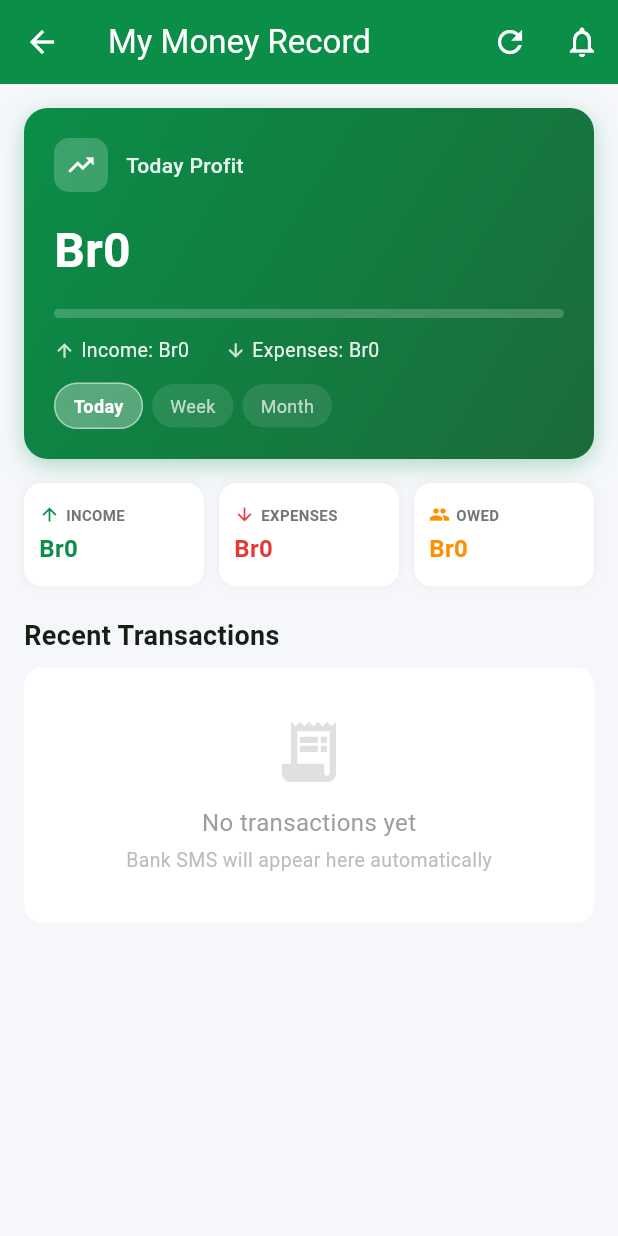
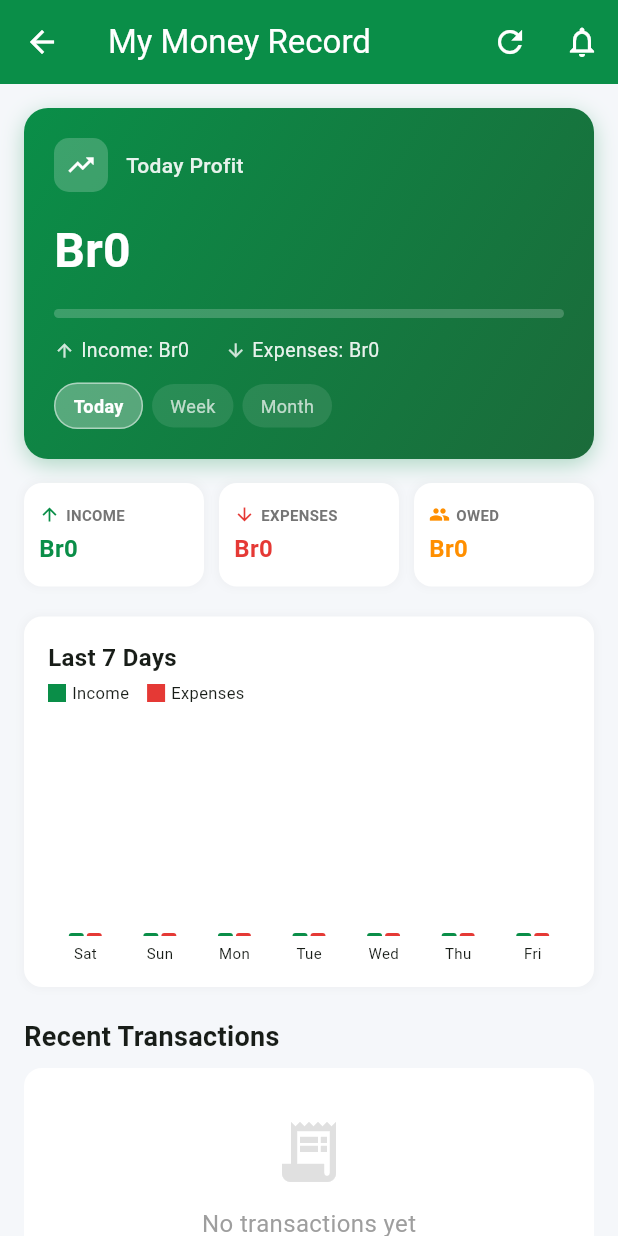
Before and after one commit to LuccianCross/MEKENET, a Flutter app: the HomeScreen screen opened directly, after a tap on the "refresh" icon, on a phone screen of 412 x 824 dp. Run offline on Flutter 3.47's test engine with Material 3 defaults, Android fonts, the phone set to English and light mode, and no system bars; our stand-ins replace flutter_secure_storage, logger, permission_handler, share_plus, shared_preferences, sqflite_sqlcipher; missing offline and left inert: another_telephony; accounts and stored records are empty.

Commit message:
feat(ui): add 7-day income vs expense bar chart to home screen
- Pure Flutter implementation (no external chart library needed)
- Shows paired green/red bars for each day of the last week
- Loads daily totals via getByDateRange query
- Placed between summary cards and recent transactions list

```diff
--- a/mekenet_mobile/lib/screens/home_screen.dart
+++ b/mekenet_mobile/lib/screens/home_screen.dart
@@ -22,6 +22,8 @@ class _HomeScreenState extends State<HomeScreen> {
   double _monthExpenses = 0;
   double _totalOwed = 0;
   List<Transaction> _recentTransactions = [];
+  List<MapEntry<DateTime, double>> _dailyIncome = [];
+  List<MapEntry<DateTime, double>> _dailyExpenses = [];
   bool _isLoading = true;
   String? _error;
   StreamSubscription<void>? _smsSub;
@@ -70,6 +72,32 @@ class _HomeScreenState extends State<HomeScreen> {
       final debts = results[6] as List;
       final owed = debts.fold<double>(0, (sum, d) => sum + (d as dynamic).amount);
 
+      // Load last 7 days for chart
+      final now7 = DateTime.now();
+      final sevenDaysAgo = DateTime(now7.year, now7.month, now7.day - 6);
+      final weekTx = await RepositoryProvider.transaction.getByDateRange(
+        sevenDaysAgo,
+        now7.add(const Duration(hours: 23, minutes: 59)),
+      );
+
+      final dailyIncome = <DateTime, double>{};
+      final dailyExpenses = <DateTime, double>{};
+      for (int i = 0; i < 7; i++) {
+        final day = DateTime(sevenDaysAgo.year, sevenDaysAgo.month, sevenDaysAgo.day + i);
+        dailyIncome[day] = 0;
+        dailyExpenses[day] = 0;
+      }
+      for (final tx in weekTx) {
+        final day = DateTime(tx.timestamp.year, tx.timestamp.month, tx.timestamp.day);
+        if (dailyIncome.containsKey(day)) {
+          if (tx.direction == 'income') {
+            dailyIncome[day] = dailyIncome[day]! + tx.amount;
+          } else {
+            dailyExpenses[day] = dailyExpenses[day]! + tx.amount;
+          }
+        }
+      }
+
       if (mounted) {
         setState(() {
           _todayIncome = results[0] as double;
@@ -80,6 +108,8 @@ class _HomeScreenState extends State<HomeScreen> {
           _monthExpenses = results[5] as double;
           _totalOwed = owed;
           _recentTransactions = results[7] as List<Transaction>;
+          _dailyIncome = dailyIncome.entries.toList();
+          _dailyExpenses = dailyExpenses.entries.toList();
           _isLoading = false;
         });
       }
@@ -177,6 +207,8 @@ class _HomeScreenState extends State<HomeScreen> {
                         ),
                       ],
                     ),
+                    const SizedBox(height: 20),
+                    _buildChart(),
                     const SizedBox(height: 20),
                     Row(
                       mainAxisAlignment: MainAxisAlignment.spaceBetween,
@@ -407,6 +439,118 @@ class _HomeScreenState extends State<HomeScreen> {
     );
   }
 
+  Widget _buildChart() {
+    if (_dailyIncome.isEmpty) return const SizedBox.shrink();
+
+    final maxY = [
+      ..._dailyIncome.map((e) => e.value),
+      ..._dailyExpenses.map((e) => e.value),
+    ].fold<double>(0, (a, b) => a > b ? a : b);
+
+    final chartMaxY = maxY > 0 ? maxY * 1.2 : 1000.0;
+
+    return Container(
+      padding: const EdgeInsets.all(16),
+      decoration: BoxDecoration(
+        color: Colors.white,
+        borderRadius: BorderRadius.circular(12),
+        boxShadow: [
+          BoxShadow(
+            color: Colors.grey.withValues(alpha: 0.08),
+            spreadRadius: 1,
+            blurRadius: 4,
+          ),
+        ],
+      ),
+      child: Column(
+        crossAxisAlignment: CrossAxisAlignment.start,
+        children: [
+          const Text(
+            'Last 7 Days',
+            style: TextStyle(
+              fontSize: 16,
+              fontWeight: FontWeight.bold,
+            ),
+          ),
+          const SizedBox(height: 4),
+          Row(
+            children: [
+              Container(width: 12, height: 12, color: const Color(0xFF0A8E48)),
+              const SizedBox(width: 4),
+              const Text('Income', style: TextStyle(fontSize: 11)),
+              const SizedBox(width: 12),
+              Container(width: 12, height: 12, color: const Color(0xFFE53935)),
+              const SizedBox(width: 4),
+              const Text('Expenses', style: TextStyle(fontSize: 11)),
+            ],
+          ),
+          const SizedBox(height: 12),
+          SizedBox(
+            height: 160,
+            child: Row(
+              crossAxisAlignment: CrossAxisAlignment.end,
+              children: List.generate(7, (i) {
+                final incomeH = chartMaxY > 0
+                    ? (_dailyIncome[i].value / chartMaxY) * 140
+                    : 0.0;
+                final expenseH = chartMaxY > 0
+                    ? (_dailyExpenses[i].value / chartMaxY) * 140
+                    : 0.0;
+                final day = _dailyIncome[i].key;
+
+                return Expanded(
+                  child: Column(
+                    mainAxisAlignment: MainAxisAlignment.end,
+                    children: [
+                      Row(
+                        mainAxisAlignment: MainAxisAlignment.center,
+                        crossAxisAlignment: CrossAxisAlignment.end,
+                        children: [
+                          Container(
+                            width: 10,
+                            height: incomeH.clamp(2, 140),
+                            decoration: const BoxDecoration(
+                              color: Color(0xFF0A8E48),
+                              borderRadius: BorderRadius.only(
+                                topLeft: Radius.circular(4),
+                                topRight: Radius.circular(4),
+                              ),
+                            ),
+                          ),
+                          const SizedBox(width: 2),
+                          Container(
+                            width: 10,
+                            height: expenseH.clamp(2, 140),
+                            decoration: const BoxDecoration(
+                              color: Color(0xFFE53935),
+                              borderRadius: BorderRadius.only(
+                                topLeft: Radius.circular(4),
+                                topRight: Radius.circular(4),
+                              ),
+                            ),
+                          ),
+                        ],
+                      ),
+                      const SizedBox(height: 4),
+                      Text(
+                        _dayName(day),
+                        style: const TextStyle(fontSize: 10),
+                      ),
+                    ],
+                  ),
+                );
+              }),
+            ),
+          ),
+        ],
+      ),
+    );
+  }
+
+  static const _dayNames = ['Mon', 'Tue', 'Wed', 'Thu', 'Fri', 'Sat', 'Sun'];
+
+  String _dayName(DateTime day) => _dayNames[(day.weekday - 1) % 7];
+
   Widget _buildProfitDetail(String label, double amount, IconData icon) {
     return Row(
       children: [
--- a/mekenet_mobile/pubspec.yaml
+++ b/mekenet_mobile/pubspec.yaml
@@ -27,6 +27,12 @@ dev_dependencies:
     sdk: flutter
   test: ^1.24.0
   flutter_lints: ^6.0.0
+  flutter_launcher_icons: ^0.14.4 # Use the latest version
+
+flutter_launcher_icons:
+  android: "launcher_icon"
+  ios: true
+  image_path: "assets/images/app_icon.png"
 
 flutter:
   uses-material-design: true
```
Also changed, not shown: mekenet_mobile/assets/images/IMAGE 2026-08-21 21:53:10.jpg (added), mekenet_mobile/pubspec.lock.
